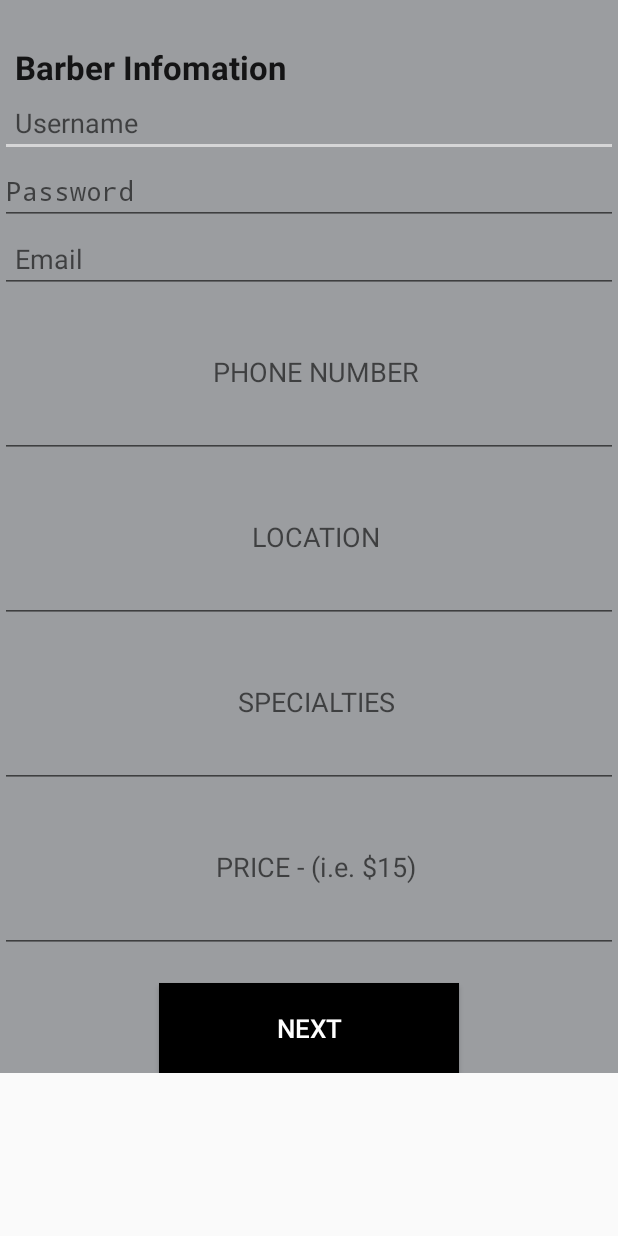
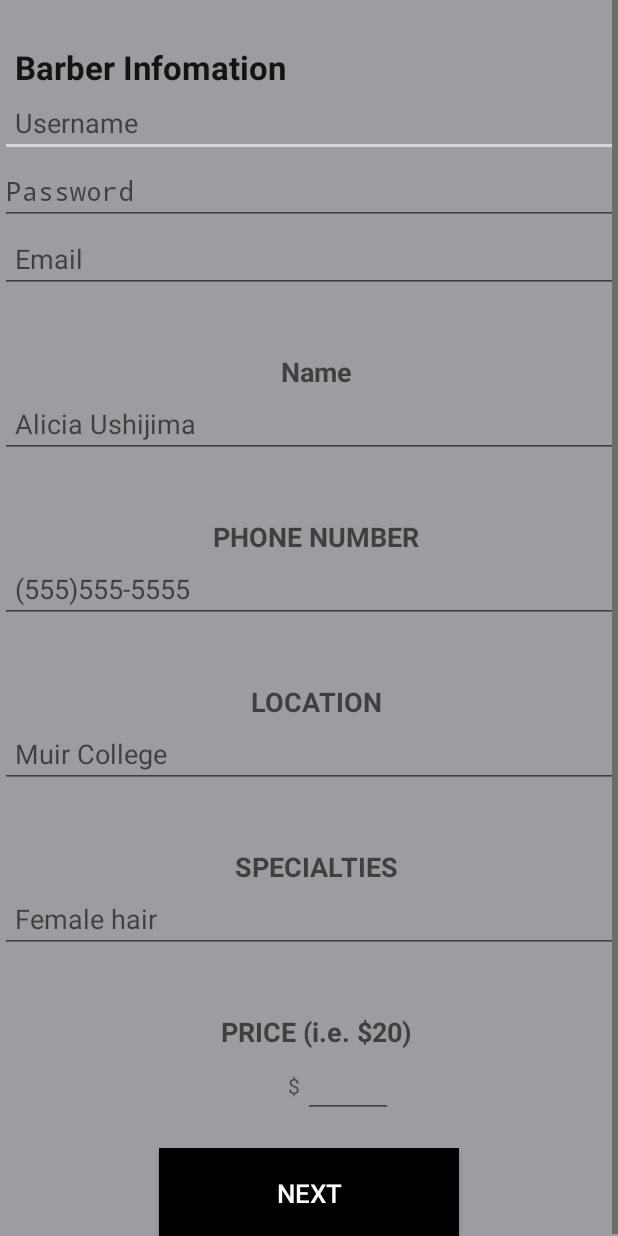
Before and after one commit to SeraphShroud/Huber, an Android app: the BarberInfo screen opened directly, with no data from a screen before it, on a phone screen of 412 x 824 dp. Run offline under Robolectric (Android 15) with nearby library versions, the light colour scheme and no system bars.

Commit message:
Clients and Barbers now have names and verification

```diff
--- a/app/src/main/java/com/example/seraphshroud/huber/BarberInfo.java
+++ b/app/src/main/java/com/example/seraphshroud/huber/BarberInfo.java
@@ -22,15 +22,18 @@ public class BarberInfo extends Activity {
     EditText username, password;
     EditText email;
     EditText phone;
+    EditText name;
     EditText location;
     EditText specialty;
     EditText priceRange;
     String usernametxt, passwordtxt;
-    String emailtxt;
-    String phonetxt;
-    String locationtxt;
-    String specialtytxt;
-    String priceRangetxt;
+    String nametxt = null;
+    String emailtxt = null;
+    String phonetxt = null;
+    String locationtxt = null;
+    String specialtytxt = null;
+    String priceRangetxt = null;
+    int inputError = 0;
 
     public static boolean isNumeric(String str)
     {
@@ -56,6 +59,7 @@ public class BarberInfo extends Activity {
         username = (EditText) findViewById(R.id.barber_username);
         password = (EditText) findViewById(R.id.barber_password);
         email = (EditText) findViewById(R.id.barber_email);
+        name = (EditText) findViewById(R.id.barber_name);
         phone = (EditText) findViewById(R.id.barber_phone);
         location = (EditText) findViewById(R.id.barber_location);
         specialty = (EditText) findViewById(R.id.barber_specialty);
@@ -63,42 +67,81 @@ public class BarberInfo extends Activity {
 
         nextbutton.setOnClickListener(new View.OnClickListener() {
             public void onClick(View arg0) {
-                // Retrieve current user from Parse.com
-                ParseUser user = new ParseUser();
 
-                // Retrieve the text entered from the EditText
+                // Retrieve the text entered from the EditText and check if fields were entered
+                if (username != null) {
                     usernametxt = username.getText().toString();
+                } else { inputError = 1; }
+
+                if (password != null) {
                     passwordtxt = password.getText().toString();
+                } else { inputError = 2; }
+
+                if (email != null) {
                     emailtxt = email.getText().toString();
+                } else { inputError = 3; }
+
+                if (name != null) {
+                    nametxt = name.getText().toString();
+                } else { inputError = 4; }
+
+                if ( phone!= null) {
                     phonetxt = phone.getText().toString();
+                } else { inputError = 5; }
+
+                if ( location!= null) {
                     locationtxt = location.getText().toString();
+                } else { inputError = 6; }
+
+                if ( specialty!= null) {
                     specialtytxt = specialty.getText().toString();
+                } else { inputError = 7; }
+
+                if ( priceRange!= null) {
                     priceRangetxt = priceRange.getText().toString();
+                } else { inputError = 8; }
 
-                if(phonetxt.length() != 13 || !(phonetxt.contains("(")) || !
+                if (inputError != 0) {
+                    Toast.makeText(
+                            getApplicationContext(),
+                            "Please fill out all the fields.",
+                            Toast.LENGTH_SHORT).show();
+                    System.out.println("Error code: " + inputError);
+                }
+                // TODO This verification doesn't work even if it's right. Please correct this
+                /*else if (phonetxt.length() != 13 || !(phonetxt.contains("(")) || !
                         (phonetxt.contains(")")) || !(phonetxt.contains("-"))) {
+                    inputError = 5;
                     Toast.makeText(
                             getApplicationContext(),
                             "Please enter a valid phone number to sign up ex. (123)456-7890",
                             Toast.LENGTH_LONG).show();
-                }
-
-                else if(!(isNumeric(priceRangetxt))) {
+                }*/ else if (!(isNumeric(priceRangetxt))) {
+                    inputError = 8;
                     Toast.makeText(
                             getApplicationContext(),
                             "Please enter a valid price range ex. 5.50",
                             Toast.LENGTH_LONG).show();
                 }
 
-                // Insert the user's information into the database
+                // If no errors, create a new barber user
+                if (inputError == 0) {
+                    ParseUser user = new ParseUser();
+
                     user.setUsername(usernametxt);
                     user.setPassword(passwordtxt);
                     user.setEmail(emailtxt);
+
+                    // Extra check if the user inputted a name
+                    if (nametxt.length() != 0) {
+                        user.put("name", nametxt);
+                    }
                     user.put("phoneNumber", phonetxt);
                     user.put("location", locationtxt);
                     user.put("specialty", specialtytxt);
                     user.put("priceRange", priceRangetxt);
                     user.put("isBarber", true);
+
                     user.signUpInBackground(new SignUpCallback() {
                         @Override
                         public void done(ParseException e) {
@@ -112,15 +155,35 @@ public class BarberInfo extends Activity {
                                         "Successfully Signed up, please log in.",
                                         Toast.LENGTH_LONG).show();*/
                             } else {
-                            int error = e.getCode();
-                            System.out.println(error);
+                                switch (e.getCode()) {
+                                    case ParseException.INVALID_EMAIL_ADDRESS:
                                         Toast.makeText(getApplicationContext(),
-                                    "Sign up Error", Toast.LENGTH_LONG)
+                                                com.parse.ui.R.string.com_parse_ui_invalid_email_toast, Toast.LENGTH_SHORT)
                                                 .show();
+                                        break;
+                                    case ParseException.USERNAME_TAKEN:
+                                        Toast.makeText(getApplicationContext(),
+                                                com.parse.ui.R.string.com_parse_ui_username_taken_toast, Toast.LENGTH_SHORT)
+                                                .show();
+                                        break;
+                                    case ParseException.EMAIL_TAKEN:
+                                        Toast.makeText(getApplicationContext(),
+                                                com.parse.ui.R.string.com_parse_ui_email_taken_toast, Toast.LENGTH_SHORT)
+                                                .show();
+                                        break;
+                                    default:
+                                        Toast.makeText(getApplicationContext(),
+                                                com.parse.ui.R.string.com_parse_ui_signup_failed_unknown_toast, Toast.LENGTH_SHORT)
+                                                .show();
+                                }
+                                // Reset the error check
+                                inputError = 0;
                             }
                         }
                     });
 
+
+                }
             }
 
             // Locate TextView in welcome.xml
--- a/app/src/main/res/layout/barber_info.xml
+++ b/app/src/main/res/layout/barber_info.xml
@@ -6,7 +6,8 @@
     android:orientation="vertical" android:layout_width="match_parent"
     android:layout_height="match_parent"
     android:background="#9B9DA0"
-    android:scrollIndicators="right">
+    android:scrollIndicators="right"
+    android:weightSum="1">
 
     <TextView
         android:layout_width="wrap_content"
@@ -46,10 +47,29 @@
         android:layout_width="wrap_content"
         android:layout_height="wrap_content"
         android:textAppearance="?android:attr/textAppearanceMedium"
+        android:text="Name"
+        android:paddingTop="40dp"
+        android:paddingLeft="10dp"
+        android:layout_gravity="center_horizontal"
+        android:textStyle="bold" />
+
+    <EditText
+        android:layout_width="match_parent"
+        android:layout_height="wrap_content"
+        android:id="@+id/barber_name"
+        android:editable="true"
+        android:paddingLeft="10dp"
+        android:hint="Alicia Ushijima" />
+
+    <TextView
+        android:layout_width="wrap_content"
+        android:layout_height="wrap_content"
+        android:textAppearance="?android:attr/textAppearanceMedium"
         android:text="PHONE NUMBER"
         android:paddingTop="40dp"
         android:paddingLeft="10dp"
-        android:layout_gravity="center_horizontal" />
+        android:layout_gravity="center_horizontal"
+        android:textStyle="bold" />
 
     <EditText
         android:layout_width="match_parent"
@@ -57,7 +77,8 @@
         android:id="@+id/barber_phone"
         android:editable="true"
         android:layout_gravity="center_horizontal"
-        android:paddingLeft="10dp" />
+        android:paddingLeft="10dp"
+        android:hint="(555)555-5555" />
 
     <TextView
         android:layout_width="wrap_content"
@@ -67,14 +88,16 @@
         android:id="@+id/textView9"
         android:paddingTop="40dp"
         android:paddingLeft="10dp"
-        android:layout_gravity="center_horizontal" />
+        android:layout_gravity="center_horizontal"
+        android:textStyle="bold" />
 
     <EditText
         android:layout_width="match_parent"
         android:layout_height="wrap_content"
         android:id="@+id/barber_location"
         android:editable="true"
-        android:paddingLeft="10dp" />
+        android:paddingLeft="10dp"
+        android:hint="Muir College" />
 
     <TextView
         android:layout_width="wrap_content"
@@ -84,30 +107,55 @@
         android:id="@+id/textView11"
         android:paddingTop="40dp"
         android:paddingLeft="10dp"
-        android:layout_gravity="center_horizontal" />
+        android:layout_gravity="center_horizontal"
+        android:textStyle="bold" />
 
     <EditText
         android:layout_width="match_parent"
         android:layout_height="wrap_content"
         android:id="@+id/barber_specialty"
         android:editable="true"
-        android:paddingLeft="10dp" />
+        android:paddingLeft="10dp"
+        android:hint="Female hair" />
 
     <TextView
         android:layout_width="wrap_content"
-        android:layout_height="wrap_content"
+        android:layout_height="match_parent"
         android:textAppearance="?android:attr/textAppearanceMedium"
-        android:text="PRICE - (i.e. $15)"
+        android:text="PRICE (i.e. $20)"
         android:paddingTop="40dp"
         android:paddingLeft="10dp"
-        android:layout_gravity="center_horizontal" />
+        android:layout_gravity="center_horizontal"
+        android:textStyle="bold" />
 
-    <EditText
+    <LinearLayout xmlns:android="http://schemas.android.com/apk/res/android"
         android:layout_width="match_parent"
-        android:layout_height="wrap_content"
-        android:inputType="numberDecimal"
-        android:ems="10"
-        android:id="@+id/barber_price" />
+        android:layout_height="match_parent"
+        android:gravity="right"
+        android:orientation="horizontal" >
+
+        <View
+            android:layout_width="0dp"
+            android:layout_height="wrap_content"
+            android:layout_weight="1"/>
+
+        <TextView
+            android:id="@+id/dollarsign"
+            android:layout_width="10dp"
+            android:layout_height="wrap_content"
+            android:singleLine="true"
+            android:text="$"
+            android:editable="false" />
+
+        <EditText
+            android:id="@+id/barber_price"
+            android:layout_width="60dp"
+            android:layout_height="wrap_content"
+            android:singleLine="true"
+            android:autoText="false"
+            android:layout_marginRight="150dp" />
+
+    </LinearLayout>
 
     <Button
         android:layout_width="200dp"
```
Also changed, not shown: app/src/main/java/com/example/seraphshroud/huber/ClientInfo.java (+81 -24 lines), app/src/main/res/layout/client_info.xml (+22 -35 lines), 1 other file. Lines whose indentation alone changed are shown as unchanged.
